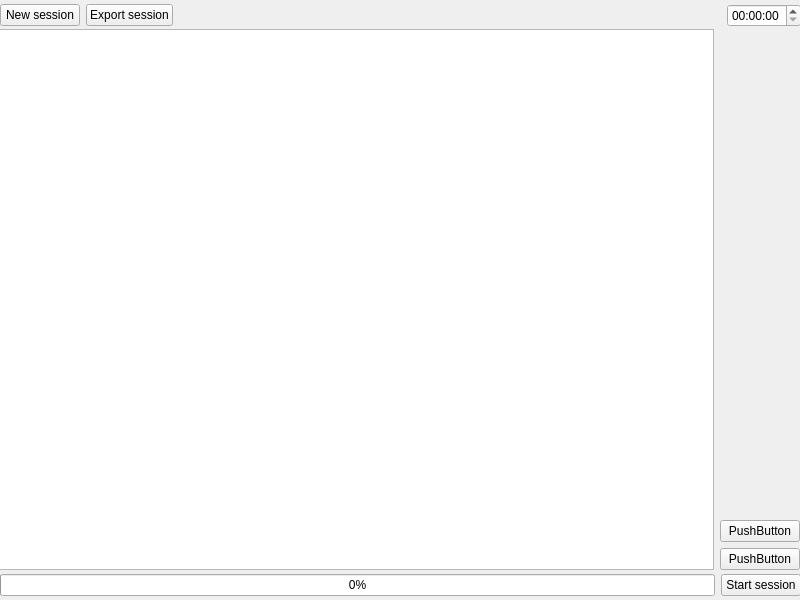
Above: untitled.ui from rodion-goritskov/pysessiontester before the change. Below: the same form after it.
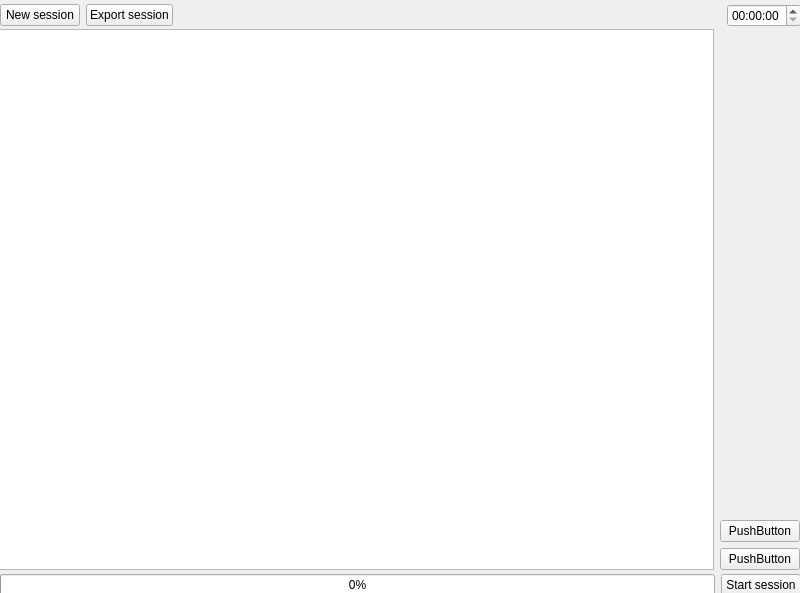
That is the form after the change. Icons and pictures are not drawn.

Commit message: Changed window title

Diff of the .ui file:
```diff
--- a/untitled.ui
+++ b/untitled.ui
@@ -7,7 +7,7 @@
     <x>0</x>
     <y>0</y>
     <width>800</width>
-    <height>600</height>
+    <height>593</height>
    </rect>
   </property>
   <property name="maximumSize">
```
Left out of the diff: 9 changed lines with no effect on the pictures. The commit also changes 1 other file.
